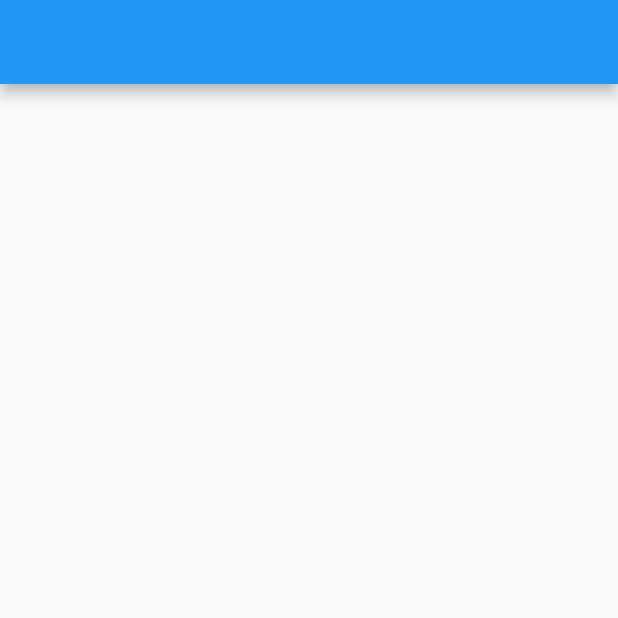
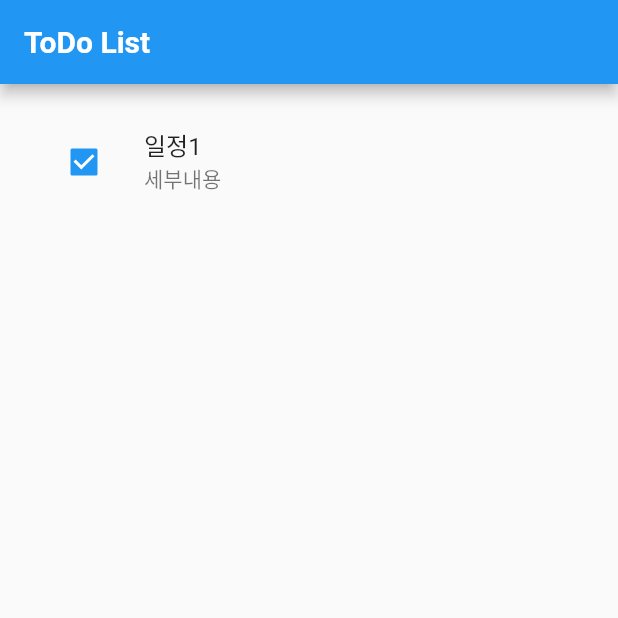
Before and after one commit to algorithm0x02/flutter-todo_list_app, a Flutter app: the screen it shows after launch, on a phone screen of 412 x 824 dp, the top half of it. Run offline on Flutter 3.47's test engine with Material 2 defaults, Android fonts, the phone set to English and light mode, and no system bars.

Commit message:
Example code for a Todo List item

```diff
--- a/lib/detail_page.dart
+++ b/lib/detail_page.dart
@@ -24,6 +24,9 @@ class _DetailPageState extends State<DetailPage> {
 
   Widget _buildBody() {
     return Padding(padding: EdgeInsets.all(8.0),
+      child: Text('00'),
     );
   }
-}
+
+
+  //날짜 확장성
--- a/lib/mainlist_page.dart
+++ b/lib/mainlist_page.dart
@@ -13,7 +13,7 @@ class _ListPageState extends State<ListPage> {
       appBar: AppBar(
         title: Text(
           'ToDo List',
-          style: TextStyle(color:  Colors.blue, fontWeight: FontWeight.bold),
+          style: TextStyle(color:  Colors.white, fontWeight: FontWeight.bold),
         ),
       ),
       body: _buildBody(),
@@ -22,6 +22,18 @@ class _ListPageState extends State<ListPage> {
 
   Widget _buildBody() {
     return Padding(padding: EdgeInsets.all(8.0),
+     //child: Text('testttttt'),
+      child: Padding(
+        padding: const EdgeInsets.all(8.0),
+        child: ListTile(
+          leading: new Checkbox(
+              value: true,
+              onChanged: (bool value) {},
+          ),
+          title: Text("일정1"),
+          subtitle: Text("세부내용"),
+        ),
+      )
      // child: ListView,
     );
   }
```
Also changed, not shown: 1 other file.
